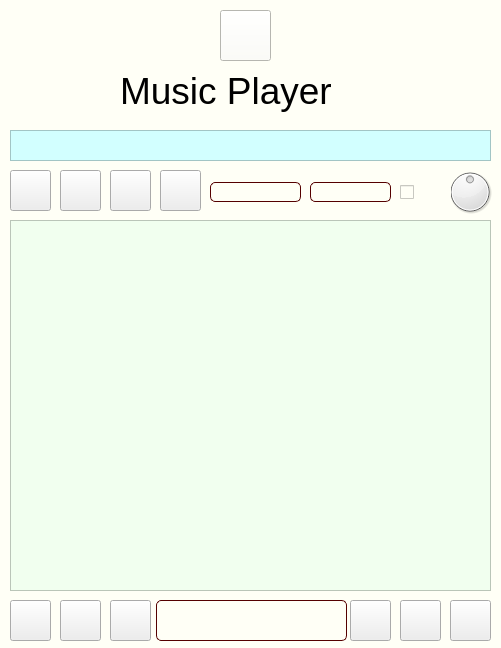
dimanchik79/Play-Music, file DIALOG/player.ui: the form before one commit.
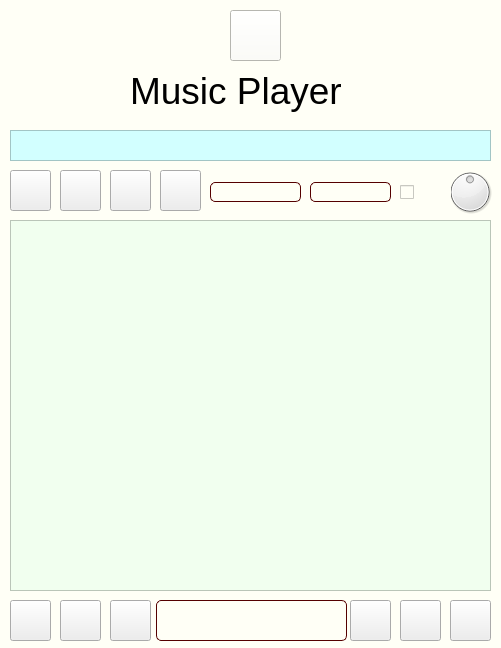
The form after the commit. Icons and pictures are not drawn.

What changed in the file:
```diff
--- a/DIALOG/player.ui
+++ b/DIALOG/player.ui
@@ -510,7 +510,7 @@
    <widget class="QLabel" name="label">
     <property name="geometry">
      <rect>
-      <x>120</x>
+      <x>130</x>
       <y>60</y>
       <width>261</width>
       <height>61</height>
@@ -531,7 +531,7 @@
    <widget class="QPushButton" name="git">
     <property name="geometry">
      <rect>
-      <x>220</x>
+      <x>230</x>
       <y>10</y>
       <width>51</width>
       <height>51</height>
```
